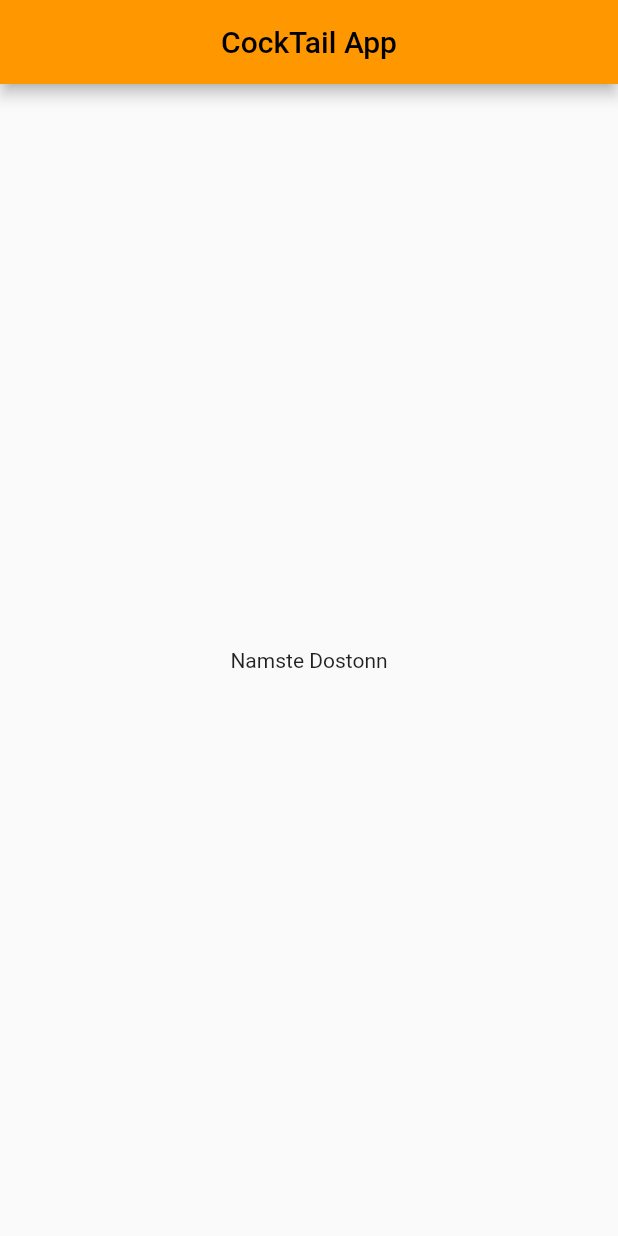
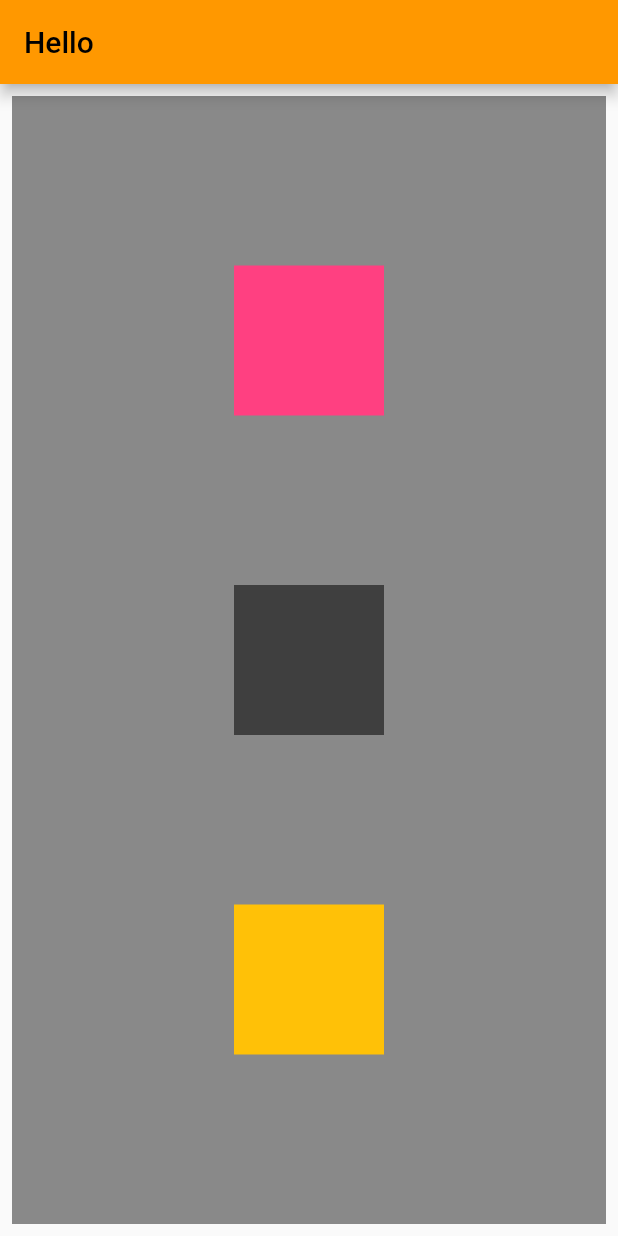
Before and after one commit to SanskarKashyap/flutter_application_1, a Flutter app: the screen it shows after launch, on a phone screen of 412 x 824 dp. Run offline on Flutter 3.47's test engine with Material 2 defaults, Android fonts, the phone set to English and light mode, and no system bars.

Commit message:
ch2copleted

```diff
--- /dev/null
+++ b/lib/homepage1.dart
@@ -0,0 +1,44 @@
+import 'package:flutter/material.dart';
+
+class HomePage1 extends StatelessWidget {
+  const HomePage1({super.key});
+
+  @override
+  Widget build(BuildContext context) {
+    return Scaffold(
+      appBar: AppBar(title: const Text("Hello")),
+      body: Padding(
+        padding: const EdgeInsets.all(8.0),
+        child: Container(
+          width: MediaQuery.of(context).size.width,
+          height: MediaQuery.of(context).size.height,
+          color: Colors.black45,
+          child: Column(
+            mainAxisAlignment: MainAxisAlignment.spaceEvenly,
+            crossAxisAlignment: CrossAxisAlignment.center,
+            children: <Widget>[
+              Container(
+                color: Colors.pinkAccent,
+                height: 100,
+                width: 100,
+                padding: const EdgeInsets.all(10),
+              ),
+              Container(
+                color: Colors.black54,
+                width: 100,
+                height: 100,
+                padding: const EdgeInsets.all(10),
+              ),
+              Container(
+                color: Colors.amber,
+                height: 100,
+                width: 100,
+                padding: const EdgeInsets.all(10),
+              )
+            ],
+          ),
+        ),
+      ),
+    );
+  }
+}
--- a/lib/main.dart
+++ b/lib/main.dart
@@ -1,6 +1,7 @@
 import 'package:flutter/material.dart';
 // import 'package:flutter/cupertino.dart';//ios
-import 'package:flutter_application_1/homepage.dart';
+// import 'package:flutter_application_1/homepage.dart';
+import 'package:flutter_application_1/homepage1.dart';
 
 void main() {
   runApp(const MyApp());
@@ -17,7 +18,7 @@ class MyApp extends StatelessWidget {
       theme: ThemeData(
         primarySwatch: Colors.orange,
       ),
-      home: HomePage(),
+      home: const HomePage1(),
     );
   }
 }
```
Also changed, not shown: lib/homepage.dart (+31 -1 lines).
